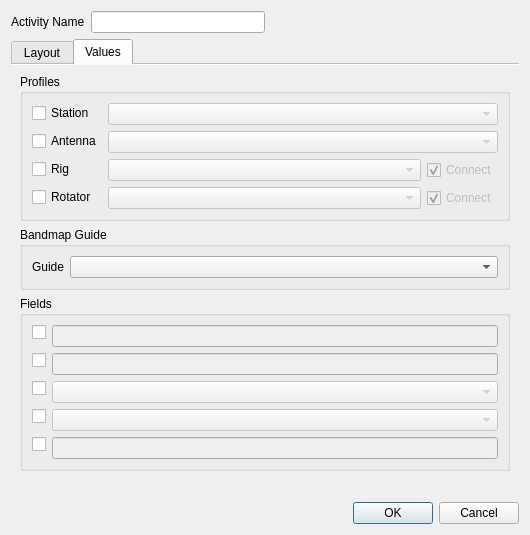
aa5sh/QLog, file ui/ActivityEditor.ui: the form before one commit.
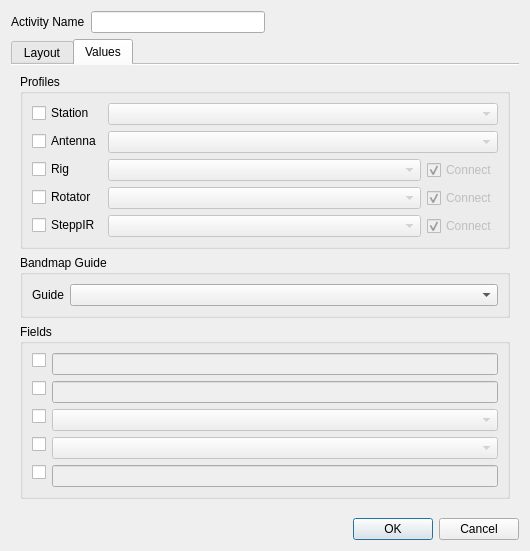
The form after the commit. The open tabs and pages were chosen to show the change. Icons and pictures are not drawn.

Commit message: Add SteppIR antenna controller

Diff of the .ui file:
```diff
--- a/ui/ActivityEditor.ui
+++ b/ui/ActivityEditor.ui
@@ -1397,6 +1397,49 @@
             </item>
            </layout>
           </item>
+          <item row="4" column="0">
+           <widget class="QCheckBox" name="steppirProfileCheckbox">
+            <property name="toolTip">
+             <string>If unchecked, the profile does not change</string>
+            </property>
+            <property name="text">
+             <string>SteppIR</string>
+            </property>
+           </widget>
+          </item>
+          <item row="4" column="1">
+           <layout class="QHBoxLayout" name="horizontalLayout_16">
+            <item>
+             <widget class="QComboBox" name="steppirProfileCombo">
+              <property name="enabled">
+               <bool>false</bool>
+              </property>
+             </widget>
+            </item>
+            <item>
+             <widget class="QCheckBox" name="steppirAutoconnectCheckbox">
+              <property name="enabled">
+               <bool>false</bool>
+              </property>
+              <property name="sizePolicy">
+               <sizepolicy hsizetype="Maximum" vsizetype="Fixed">
+                <horstretch>0</horstretch>
+                <verstretch>0</verstretch>
+               </sizepolicy>
+              </property>
+              <property name="toolTip">
+               <string>Connect automatically</string>
+              </property>
+              <property name="text">
+               <string>Connect</string>
+              </property>
+              <property name="checked">
+               <bool>true</bool>
+              </property>
+             </widget>
+            </item>
+           </layout>
+          </item>
          </layout>
         </widget>
        </item>
```
Left out of the diff: 3 changed lines with no effect on the pictures. The commit also changes 16 other files.
